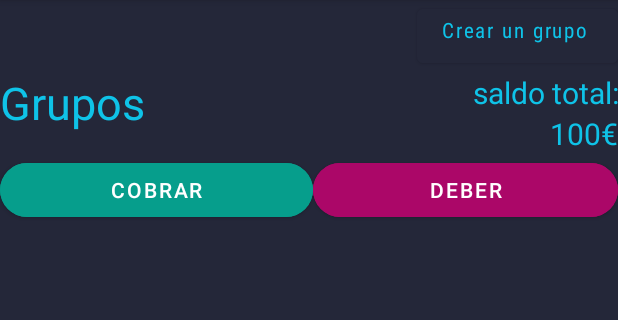
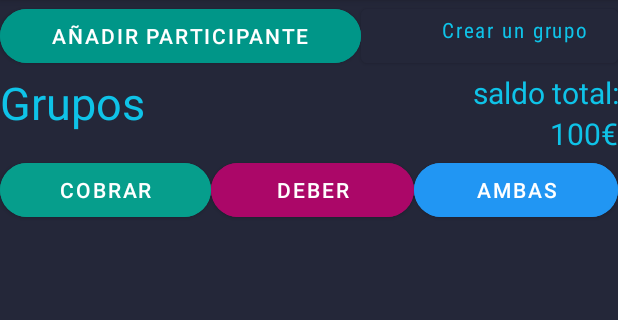
Before and after one commit to juancaresp/Biboup, an Android app: the fragment listaInicio shown on its own in the app's theme, on a phone screen of 412 x 824 dp, the part 84-404 px from its top. Run offline under Robolectric (Android 15) with nearby library versions, the light colour scheme and no system bars.

Commit message:
creacion de interfaces

```diff
--- a/AppAndroid/AppBoup/app/src/main/res/layout/fragment_lista_inicio.xml
+++ b/AppAndroid/AppBoup/app/src/main/res/layout/fragment_lista_inicio.xml
@@ -8,17 +8,62 @@
     android:orientation="vertical"
     tools:context=".listaInicio">
 
+    <LinearLayout
+        android:layout_width="match_parent"
+        android:layout_height="wrap_content"
+        android:orientation="horizontal"
+        android:textAlignment="textEnd">
+
+        <Button
+            android:id="@+id/button7"
+            android:layout_width="wrap_content"
+            android:layout_height="wrap_content"
+            android:layout_weight="1"
+            android:backgroundTint="#009688"
+            android:text="Añadir participante"
+            android:visibility="visible"
+            app:cornerRadius="50dp" />
+
         <Button
             android:id="@+id/button"
             android:layout_width="wrap_content"
             android:layout_height="wrap_content"
             android:layout_gravity="right"
+            android:layout_weight="1"
             android:backgroundTint="#242739"
             android:fontFamily="sans-serif-condensed"
             android:gravity="right"
             android:text="Crear un grupo "
+            android:textAlignment="textEnd"
             android:textAllCaps="false"
             android:textColor="#0fc3e8" />
+    </LinearLayout>
+
+    <LinearLayout
+        android:layout_width="match_parent"
+        android:layout_height="wrap_content"
+        android:orientation="horizontal"
+        android:visibility="gone">
+
+        <EditText
+            android:id="@+id/editTextTextPersonName2"
+            android:layout_width="wrap_content"
+            android:layout_height="wrap_content"
+            android:layout_weight="1"
+            android:ems="10"
+            android:inputType="textPersonName"
+            android:text="Name"
+            android:visibility="visible" />
+
+        <Button
+            android:id="@+id/button12"
+            android:layout_width="wrap_content"
+            android:layout_height="wrap_content"
+            android:layout_weight="1"
+            android:backgroundTint="#009688"
+            android:text="Añadir"
+            app:cornerRadius="50dp" />
+    </LinearLayout>
 
     <LinearLayout
         android:layout_width="match_parent"
@@ -84,6 +129,15 @@
             android:backgroundTint="#ab0768"
             android:text="deber"
             app:cornerRadius="50dp" />
+
+        <Button
+            android:id="@+id/button6"
+            android:layout_width="wrap_content"
+            android:layout_height="wrap_content"
+            android:layout_weight="1"
+            android:backgroundTint="#2196F3"
+            android:text="Ambas"
+            app:cornerRadius="50dp" />
     </LinearLayout>
 
     <androidx.recyclerview.widget.RecyclerView
```
Also changed, not shown: AppAndroid/AppBoup/app/src/main/java/es/boup/appboup/AniadirGasto.java (added, +24 -0 lines), AppAndroid/AppBoup/app/src/main/java/es/boup/appboup/listaUsuariosElegirPagador.java (added, +24 -0 lines), AppAndroid/AppBoup/app/src/main/res/layout/fragment_aniadir_gasto.xml (added, +144 -0 lines), AppAndroid/AppBoup/app/src/main/res/layout/itemusuario.xml (added, +19 -0 lines), AppAndroid/AppBoup/app/src/main/res/layout/lista_usuarios_elegir_pagador.xml (added, +44 -0 lines), AppAndroid/AppBoup/app/src/main/res/layout/listgroup.xml (+47 -5 lines). Lines whose indentation alone changed are shown as unchanged.
